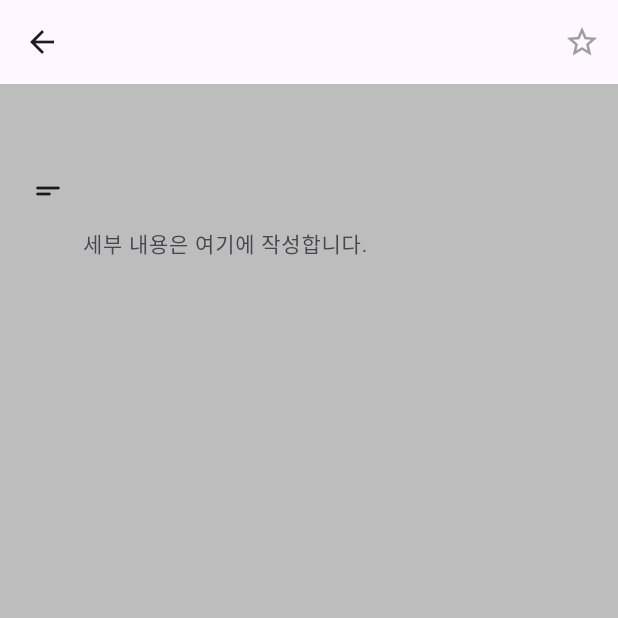
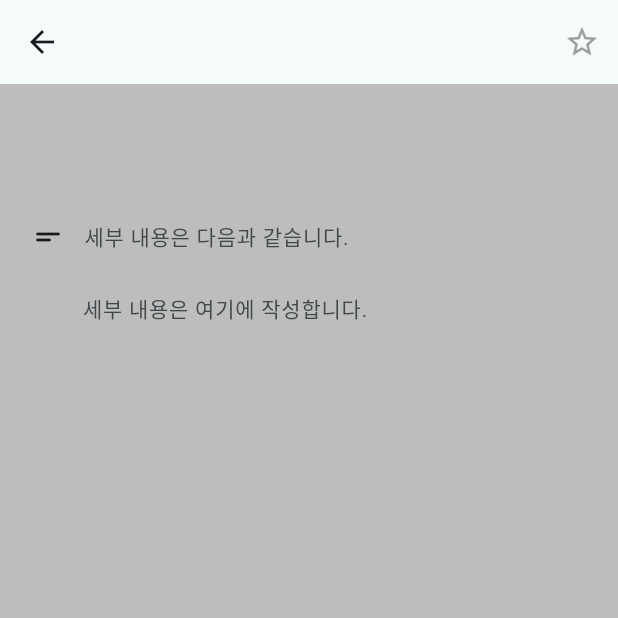
Before and after one commit to Hyodong90/flutter_tasks, a Flutter app: the TodoDetailPage screen opened directly with empty values, on a phone screen of 412 x 824 dp, the top half of it. Run offline on Flutter 3.47's test engine with Material 3 defaults, Android fonts, the light colour scheme and no system bars.

Commit message:
세부사항 수정가능

```diff
--- a/lib/homepage.dart
+++ b/lib/homepage.dart
@@ -63,7 +63,7 @@
   Widget build(BuildContext context) {
     return Scaffold(
       resizeToAvoidBottomInset: false,
-      backgroundColor: Colors.grey[400],
+      backgroundColor: Theme.of(context).scaffoldBackgroundColor,
       appBar: AppBar(
         title: Text(
           "효동's tasks",
@@ -191,7 +191,7 @@
                                   fontWeight: FontWeight.bold,
                                 ),
                               ),
-                              ),
+                            ),
                           ],
                         ),
 
--- a/lib/todo_detail_page.dart
+++ b/lib/todo_detail_page.dart
@@ -2,12 +2,28 @@
 import 'package:flutter_tasks/homepage.dart';
 import 'package:flutter_tasks/main.dart';
 
-class TodoDetailPage extends StatelessWidget {
+class TodoDetailPage extends StatefulWidget {
   final ToDoEntity todo;
   const TodoDetailPage({super.key, required this.todo});
 
   @override
-  Widget build(Object context) {
+  State<TodoDetailPage> createState() => _TodoDetailPageState();
+}
+
+class _TodoDetailPageState extends State<TodoDetailPage> {
+  final TextEditingController destitleController = TextEditingController();
+  final TextEditingController desdescController = TextEditingController();
+
+  @override
+  void initState() {
+    super.initState();
+
+    destitleController.text = widget.todo.title;
+    desdescController.text = widget.todo.description ?? '세부 내용은 다음과 같습니다.';
+  }
+
+  @override
+  Widget build(BuildContext context) {
     return Scaffold(
       backgroundColor: Colors.grey[400],
       appBar: AppBar(
@@ -15,8 +31,8 @@
         actions: [
           IconButton(
             icon: Icon(
-              todo.isFavorite ? Icons.star : Icons.star_border,
-              color: todo.isFavorite ? Colors.amber : Colors.grey,
+              widget.todo.isFavorite ? Icons.star : Icons.star_border,
+              color: widget.todo.isFavorite ? Colors.amber : Colors.grey,
             ),
             onPressed: () {},
           ),
@@ -28,8 +44,10 @@
         child: Column(
           crossAxisAlignment: CrossAxisAlignment.start,
           children: [
-            Text(
-              todo.title,
+            TextField(
+              controller: destitleController,
+              decoration: InputDecoration(border: InputBorder.none),
+
               style: TextStyle(fontSize: 20, fontWeight: FontWeight.bold),
             ),
             SizedBox(height: 10),
@@ -37,7 +55,16 @@
               children: [
                 Icon(Icons.short_text_rounded),
                 SizedBox(width: 12),
-                Text(todo.description ?? '세부 내용은 다음과 같습니다.'),
+                Expanded(
+                  child: TextField(
+                    controller: desdescController,
+                    style: TextStyle(fontSize: 14),
+                    decoration: InputDecoration(
+                      border: InputBorder.none,
+                      hintText: "세부 내용은 다음과 같습니다.",
+                    ),
+                  ),
+                ),
               ],
             ),
             Padding(
```
Also changed, not shown: lib/main.dart (+19 -1 lines).
